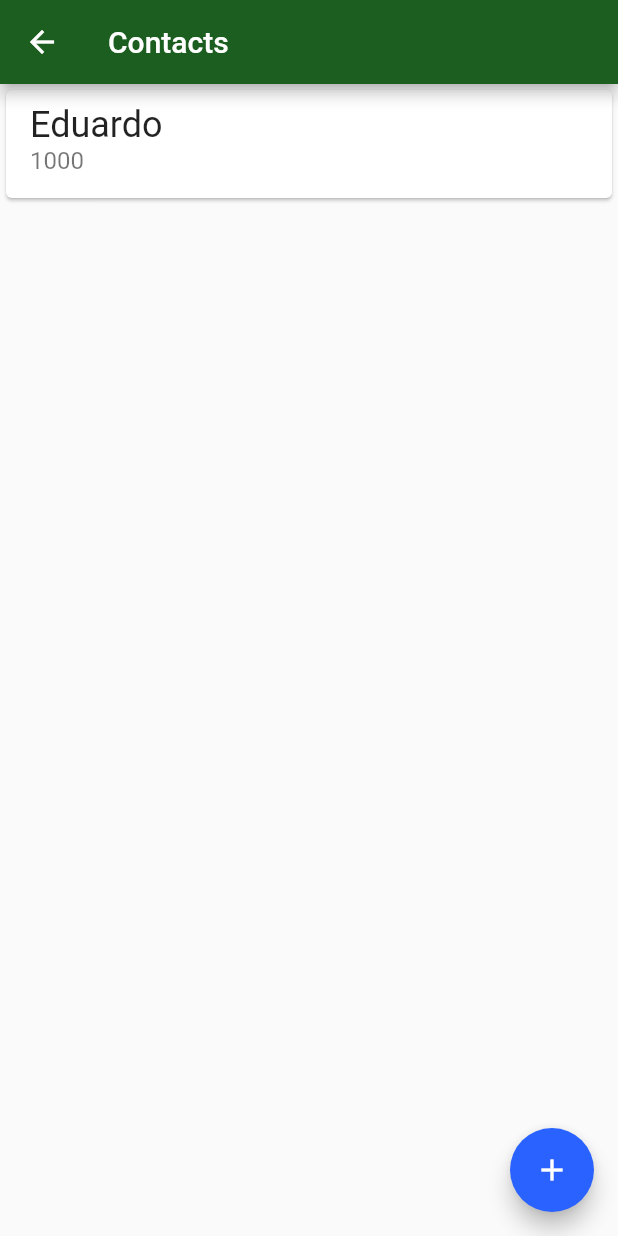
After one commit to EduSilvaMendonca/bytebank2, a Flutter app: the screen it shows after launch, after a tap on "Contacts", on a phone screen of 412 x 824 dp. The commit adds this screen. Run offline on Flutter 3.47's test engine with Material 2 defaults, Android fonts, the phone set to English and light mode, and no system bars.

Commit message:
Implementando a Lista de Contatos

```diff
--- a/lib/main.dart
+++ b/lib/main.dart
@@ -1,3 +1,5 @@
+import 'package:bytebank2/screens/contacts_list.dart';
+import 'package:bytebank2/screens/dashboard.dart';
 import 'package:flutter/material.dart';
 
 void main() {
@@ -20,52 +22,3 @@
     );
   }
 }
-
-class DashBoard extends StatelessWidget {
-
-  @override
-  Widget build(BuildContext context) {
-    return Scaffold(
-      appBar: AppBar(
-        title: Text('Dashboard'),
-      ),
-      body: Column(
-        mainAxisAlignment: MainAxisAlignment.spaceBetween,
-        crossAxisAlignment: CrossAxisAlignment.start,
-        children: [
-          Padding(
-            padding: const EdgeInsets.all(16.0),
-            child: Image.asset('images/bytebank_logo.png'),
-          ),
-          Padding(
-            padding: const EdgeInsets.all(16.0),
-            child: Container(
-              padding: EdgeInsets.all(8.0),
-              height: 100,
-              width: 150,
-              color: Theme.of(context).primaryColor,
-              child: Column(
-                mainAxisAlignment: MainAxisAlignment.spaceBetween,
-                crossAxisAlignment: CrossAxisAlignment.start,
-                children: [
-                  Icon(
-                    Icons.people,
-                    color: Colors.white,
-                    size: 24,
-                  ),
-                  Text(
-                    'Contacts',
-                    style: TextStyle(
-                      color: Colors.white,
-                      fontSize: 16,
-                    ),
-                  ),
-                ],
-              ),
-            ),
-          )
-        ],
-      ),
-    );
-  }
-}
--- /dev/null
+++ b/lib/screens/contacts_list.dart
@@ -0,0 +1,32 @@
+import 'package:flutter/material.dart';
+
+class ContactsList extends StatelessWidget {
+  @override
+  Widget build(BuildContext context) {
+    return Scaffold(
+      appBar: AppBar(
+        title: Text('Contacts'),
+      ),
+      body: ListView(
+        children: [
+          Card(
+            child: ListTile(
+              title: Text(
+                'Eduardo',
+                style: TextStyle(fontSize: 24),
+              ),
+              subtitle: Text(
+                '1000',
+                style: TextStyle(fontSize: 16),
+              ),
+            ),
+          ),
+        ],
+      ),
+      floatingActionButton: FloatingActionButton(
+        onPressed: () {},
+        child: Icon(Icons.add),
+      ),
+    );
+  }
+}
--- /dev/null
+++ b/lib/screens/dashboard.dart
@@ -0,0 +1,61 @@
+import 'package:bytebank2/screens/contacts_list.dart';
+import 'package:flutter/material.dart';
+
+class DashBoard extends StatelessWidget {
+  @override
+  Widget build(BuildContext context) {
+    return Scaffold(
+      appBar: AppBar(
+        title: Text('Dashboard'),
+      ),
+      body: Column(
+        mainAxisAlignment: MainAxisAlignment.spaceBetween,
+        crossAxisAlignment: CrossAxisAlignment.start,
+        children: [
+          Padding(
+            padding: const EdgeInsets.all(16.0),
+            child: Image.asset('images/bytebank_logo.png'),
+          ),
+          Padding(
+            padding: const EdgeInsets.all(16.0),
+            child: Material(
+              color: Theme.of(context).primaryColor,
+              child: InkWell(
+                onTap: () {
+                  Navigator.of(context).push(
+                    MaterialPageRoute(
+                      builder: (context) => ContactsList(),
+                    ),
+                  );
+                },
+                child: Container(
+                  padding: EdgeInsets.all(8.0),
+                  height: 100,
+                  width: 150,
+                  child: Column(
+                    mainAxisAlignment: MainAxisAlignment.spaceBetween,
+                    crossAxisAlignment: CrossAxisAlignment.start,
+                    children: [
+                      Icon(
+                        Icons.people,
+                        color: Colors.white,
+                        size: 24,
+                      ),
+                      Text(
+                        'Contacts',
+                        style: TextStyle(
+                          color: Colors.white,
+                          fontSize: 16,
+                        ),
+                      ),
+                    ],
+                  ),
+                ),
+              ),
+            ),
+          )
+        ],
+      ),
+    );
+  }
+}
```
